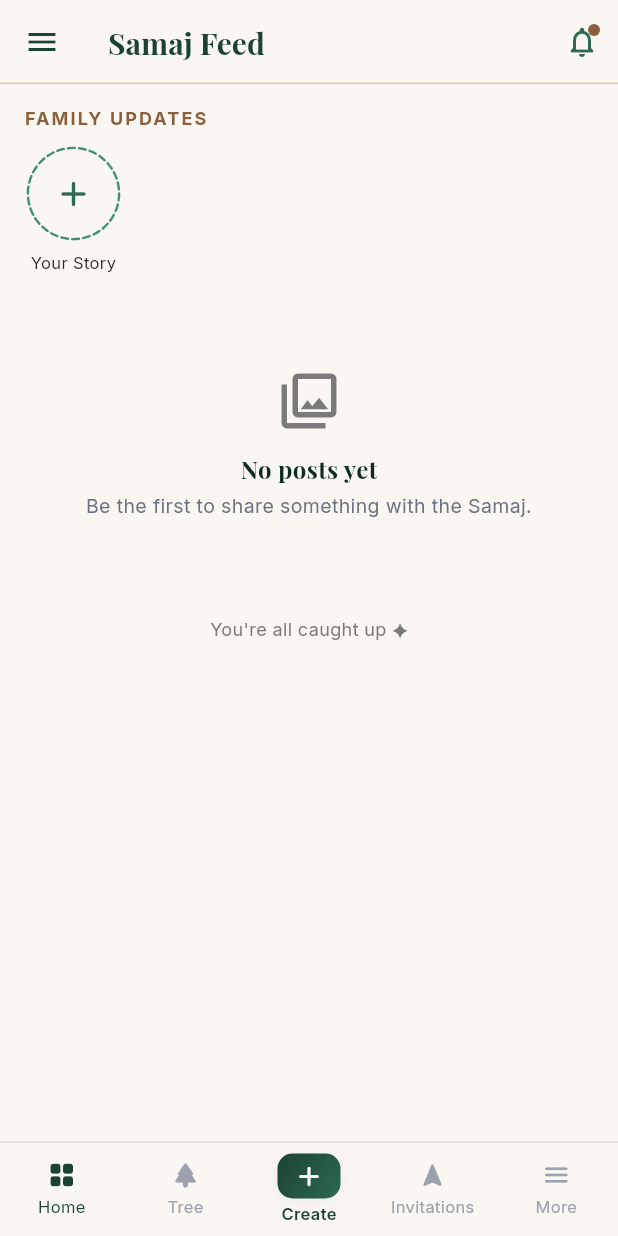
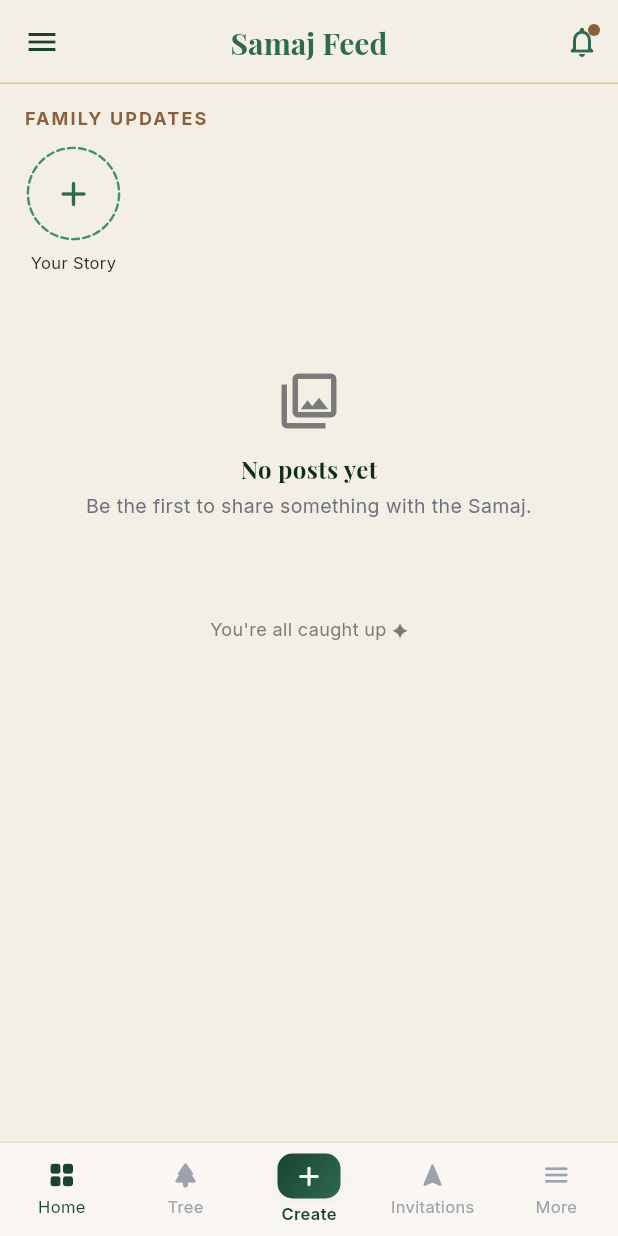
Before and after one commit to tusharsumeru/human-link, a Flutter app: the AppShell screen opened directly, on a phone screen of 412 x 824 dp. Run offline on Flutter 3.47's test engine with Material 3 defaults, Android fonts, the phone set to English and light mode, and no system bars; our stand-ins replace cached_network_image, file_picker, firebase_auth, firebase_core, fl_chart, flutter_map and 8 more; accounts and stored records are empty; network calls fail.

Commit message:
Initial commit

```diff
--- a/lib/data/api_config.dart
+++ b/lib/data/api_config.dart
@@ -13,7 +13,7 @@ class ApiConfig {
   // (e.g. `/api/user/login`), so keeping it here would double it.
   // For a physical device or a tunnel, override with
   // --dart-define=API_BASE_URL=https://<host> (see below).
-  static const String _deployed = "https://0895-2409-4091-9008-ae00-d574-3e10-35f6-fa4d.ngrok-free.app";
+  static const String _deployed = "https://chemistry-bbs-arizona-patent.trycloudflare.com";
   static const String _override = String.fromEnvironment(
     'API_BASE_URL',
     defaultValue: '',
--- a/lib/theme/app_theme.dart
+++ b/lib/theme/app_theme.dart
@@ -23,6 +23,8 @@ class AppColors {
   // Cream / surfaces
   static const Color cream = Color(0xFFFAF7F2);
   static const Color creamDark = Color(0xFFF0E6D3);
+  // Warm feed background — posts sit as white cards on this.
+  static const Color feedBg = Color(0xFFF4EFE4);
 
   // Convenient aliases (kept for backwards-compat with legacy screens)
   static const Color forestDark = forest900;
@@ -36,7 +38,7 @@ class AppColors {
   static const Color textMuted = Color(0xFF6B7280);
   static const Color border = Color(0xFFDFC5A0);
 
-  static const Color pageBackground = cream;
+  static const Color pageBackground = feedBg;
   static const Color cardBackground = Colors.white;
 }
 
--- a/lib/widgets/app_shell.dart
+++ b/lib/widgets/app_shell.dart
@@ -120,12 +120,13 @@ class AppShell extends StatelessWidget {
       child: Scaffold(
       drawer: _Sidebar(nav: nav, isElder: isElder),
       appBar: AppBar(
-        backgroundColor: AppColors.cream.withValues(alpha: 0.95),
+        backgroundColor: AppColors.pageBackground,
         surfaceTintColor: Colors.transparent,
         elevation: 0,
         shape: const Border(bottom: BorderSide(color: AppColors.border)),
+        centerTitle: true,
         title: Text(title,
-            style: display(20, color: AppColors.forest800)),
+            style: display(20, color: AppColors.forest700)),
         actions: [
           Stack(
             alignment: Alignment.center,
```
Also changed, not shown: lib/screens/dashboard_screen.dart (+11 -5 lines), lib/screens/directory_screen.dart (+48 -4 lines), pubspec.lock.
